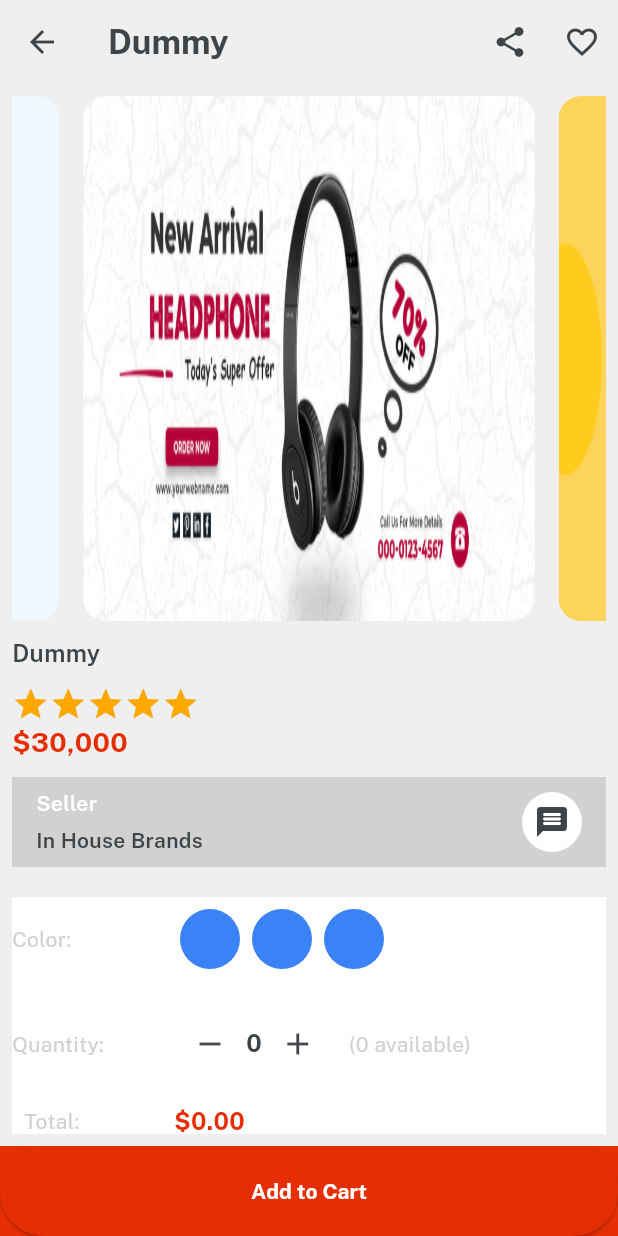
After one commit to TejasD36/emartapp, a Flutter app: the ItemDetails screen opened directly, on a phone screen of 412 x 824 dp. The commit adds this screen. Run offline on Flutter 3.47's test engine with Material 3 defaults, Android fonts, the phone set to English and light mode, and no system bars; drawn by our look-alikes of velocity_x; our stand-ins replace get.

Commit message:
Product Details Screen UI done

```diff
--- a/lib/consts/lists.dart
+++ b/lib/consts/lists.dart
@@ -69,3 +69,11 @@ const categoriesImg = [
   imgFc8,
   imgFc9,
 ];
+
+const itemDetailsButtonList = [
+  video,
+  reviews,
+  privacyPolicy,
+  returnPolicy,
+  supportPolicy,
+];
--- a/lib/consts/strings.dart
+++ b/lib/consts/strings.dart
@@ -52,3 +52,15 @@ const sports = "Sports";
 const jewelery = "Jewelery";
 const cellphone = "Cellphone";
 const furniture = "Furniture";
+
+//Item Screen
+
+const addToCart = "Add to Cart";
+
+const video = "Video";
+const reviews = "Reviews";
+const sellerPolicy = "Seller Policy";
+const returnPolicy = "Return Policy";
+const supportPolicy = "Support Policy";
+
+const productsYouMayLike = "Products you may also Like";
--- a/lib/views/category/category_details.dart
+++ b/lib/views/category/category_details.dart
@@ -1,6 +1,9 @@
 import 'package:emartapp/consts/consts.dart';
+import 'package:emartapp/views/category/item_details.dart';
 import 'package:emartapp/widgets/bg_widget.dart';
 import 'package:flutter/material.dart';
+import 'package:get/get.dart';
+import 'package:get/get_core/src/get_main.dart';
 
 class CategoryDetails extends StatefulWidget {
   final String title;
@@ -23,7 +26,7 @@ class _CategoryDetailsState extends State<CategoryDetails> {
           title: widget.title.text.fontFamily(bold).white.make(),
         ),
         body: Container(
-          padding: EdgeInsets.all(12),
+          padding: const EdgeInsets.all(12),
           child: Column(
             children: [
               //SubCategories
@@ -94,7 +97,9 @@ class _CategoryDetailsState extends State<CategoryDetails> {
                           .roundedSM
                           .padding(const EdgeInsets.all(12))
                           .outerShadowSm
-                          .make();
+                          .make().onTap((){
+                            Get.to(()=> const ItemDetails(title: "Dummy"));
+                      });
                     }),
               ),
             ],
--- /dev/null
+++ b/lib/views/category/item_details.dart
@@ -0,0 +1,275 @@
+import 'package:emartapp/consts/colors.dart';
+import 'package:emartapp/consts/consts.dart';
+import 'package:emartapp/widgets/custom_button.dart';
+import 'package:flutter/material.dart';
+
+import '../../consts/lists.dart';
+import '../../consts/styles.dart';
+import '../../widgets/custom_image_card.dart';
+
+class ItemDetails extends StatefulWidget {
+  final String? title;
+
+  const ItemDetails({super.key, required this.title});
+
+  @override
+  State<ItemDetails> createState() => _ItemDetailsState();
+}
+
+class _ItemDetailsState extends State<ItemDetails> {
+  @override
+  Widget build(BuildContext context) {
+    return Scaffold(
+      backgroundColor: lightGrey,
+
+      appBar: AppBar(
+        iconTheme: const IconThemeData(
+          color: darkFontGrey, // Set the desired color here
+        ),
+        actions: [
+          IconButton(
+            onPressed: () {},
+            icon: const Icon(
+              Icons.share,
+            ),
+          ),
+          IconButton(
+            onPressed: () {},
+            icon: const Icon(
+              Icons.favorite_outline,
+            ),
+          ),
+        ],
+        title: widget.title!.text.color(darkFontGrey).fontFamily(bold).make(),
+      ),
+
+      body: Column(
+        children: [
+          Expanded(
+            child: Padding(
+              padding: const EdgeInsets.all(8),
+              child: SingleChildScrollView(
+                child: Column(
+                  crossAxisAlignment: CrossAxisAlignment.start,
+                  children: [
+
+                    //Photo Slider
+                    VxSwiper.builder(
+                        aspectRatio: 16 / 9,
+                        autoPlay: false,
+                        height: 350,
+                        itemCount: secondSlidersList.length,
+                        itemBuilder: (context, index) {
+                          return Image.asset(
+                            slidersList[index],
+                            width: double.infinity,
+                            fit: BoxFit.fill,
+                          )
+                              .box
+                              .rounded
+                              .clip(Clip.antiAlias)
+                              .margin(const EdgeInsets.symmetric(horizontal: 8))
+                              .make();
+                        }),
+                    10.heightBox,
+
+                    //title and details section
+                    widget.title!.text
+                        .size(16)
+                        .color(darkFontGrey)
+                        .fontFamily(semibold)
+                        .make(),
+                    10.heightBox,
+
+                    //rating
+                    VxRating(
+                      onRatingUpdate: (value) {},
+                      normalColor: textfieldGrey,
+                      selectionColor: golden,
+                      count: 5,
+                      size: 25,
+                      stepInt: true,
+                    ),
+
+                    //Price
+                    "\$30,000"
+                        .text
+                        .color(redColor)
+                        .fontFamily(bold)
+                        .size(18)
+                        .make(),
+
+                    10.heightBox,
+
+                    //Comment section
+                    Row(
+                      children: [
+                        Expanded(
+                            child: Column(
+                          mainAxisAlignment: MainAxisAlignment.center,
+                          crossAxisAlignment: CrossAxisAlignment.start,
+                          children: [
+                            "Seller".text.white.fontFamily(semibold).make(),
+                            5.heightBox,
+                            "In House Brands"
+                                .text
+                                .fontFamily(semibold)
+                                .color(darkFontGrey)
+                                .make(),
+                          ],
+                        )),
+                        const CircleAvatar(
+                          backgroundColor: Colors.white,
+                          child: Icon(
+                            Icons.message_rounded,
+                            color: darkFontGrey,
+                          ),
+                        ),
+                      ],
+                    )
+                        .box
+                        .height(60)
+                        .padding(const EdgeInsets.symmetric(horizontal: 16))
+                        .color(textfieldGrey)
+                        .make(),
+
+                    20.heightBox,
+
+
+                    Column(
+                      children: [
+
+                        //Colors Section
+                        Row(
+                          children: [
+                            SizedBox(
+                              width: 100,
+                              child: "Color: ".text.color(textfieldGrey).make(),
+                            ),
+                            Row(
+                              children: List.generate(
+                                3,
+                                (index) => VxBox()
+                                    .size(40, 40)
+                                    .roundedFull
+                                    .color(Vx.randomPrimaryColor)
+                                    .margin(
+                                      const EdgeInsets.symmetric(
+                                        horizontal: 4
+                                      ),
+                                    )
+                                    .make(),
+                              ),
+                            ).box.padding(const EdgeInsets.all(8)).make(),
+                          ],
+                        ),
+
+                        10.heightBox,
+
+                        //Quantity Section
+                        Row(
+                          children: [
+                            SizedBox(
+                              width: 100,
+                              child: "Quantity: ".text.color(textfieldGrey).make(),
+                            ),
+                            Row(
+                              children: [
+                                IconButton(
+                                  onPressed: (){},
+                                  icon: const Icon(Icons.remove),
+                                ),
+                                "0".text.size(16).color(darkFontGrey).fontFamily(bold).make(),
+                                IconButton(
+                                  onPressed: (){},
+                                  icon: const Icon(Icons.add),
+                                ),
+                                10.widthBox,
+                                "(0 available)".text.color(textfieldGrey).make(),
+                              ],
+                            ).box.padding(const EdgeInsets.all(8)).make(),
+                          ],
+                        ),
+
+                        //Total Price
+                        Row(
+                          children: [
+                            SizedBox(
+                              width: 100,
+                              child: "Total: ".text.color(textfieldGrey).make(),
+                            ),
+                            "\$0.00".text.color(redColor).size(16).fontFamily(bold).make(),
+                          ],
+                        ).box.padding(const EdgeInsets.all(8)).make(),
+                      ],
+                    ).box.white.shadowSm.make(),
+
+                    //Description Section
+                    10.heightBox,
+
+                    "Description".text.color(darkFontGrey).fontFamily(semibold).make(),
+                    10.heightBox,
+                    "Dummy items Dummy Description".text.color(darkFontGrey).make(),
+
+                    20.heightBox,
+                    //Button Section
+                    ListView(
+                      physics: const NeverScrollableScrollPhysics(),
+                      shrinkWrap: true,
+                      children: List.generate(
+                          itemDetailsButtonList.length,
+                          (index)=>ListTile(
+                            title: itemDetailsButtonList[index].text.fontFamily(semibold).color(darkFontGrey).make(),
+                            trailing: const Icon(Icons.arrow_forward),
+                          )
+                      ),
+                    ),
+
+                    10.heightBox,
+                    //Products you may like Section
+                    productsYouMayLike.text.fontFamily(bold).size(16).color(darkFontGrey).make(),
+
+                    10.heightBox,
+                    //Slider
+                    SingleChildScrollView(
+                      scrollDirection: Axis.horizontal,
+                      child: Row(
+                        children: List.generate(
+                          3,
+                              (index)=> Column(
+                            children: [
+                              customImageCard(
+                                icon: featuredImages1[index],
+                                title: featuredTitles1[index],
+                              ),
+                              10.heightBox,
+                              customImageCard(
+                                icon: featuredImages2[index],
+                                title: featuredTitles2[index],
+                              ),
+                            ],
+                          ),
+                        ),
+                      ),
+                    ),
+
+                  ],
+                ),
+              ),
+            ),
+          ),
+          SizedBox(
+            width: double.infinity,
+            height: 60,
+            child: customButton(
+              color: redColor,
+              title: addToCart,
+              textColor: whiteColor,
+              onPress: () {},
+            ),
+          ).box.roundedNone.color(redColor).width(double.infinity).make(),
+        ],
+      ),
+    );
+  }
+}
--- a/lib/widgets/custom_button.dart
+++ b/lib/widgets/custom_button.dart
@@ -5,6 +5,7 @@ import 'package:flutter/material.dart';
 Widget customButton({onPress, color, textColor,required String title}) {
   return ElevatedButton(
     style: ElevatedButton.styleFrom(
+
       foregroundColor: color,
       backgroundColor: color,
       padding: const EdgeInsets.all(12),
```
